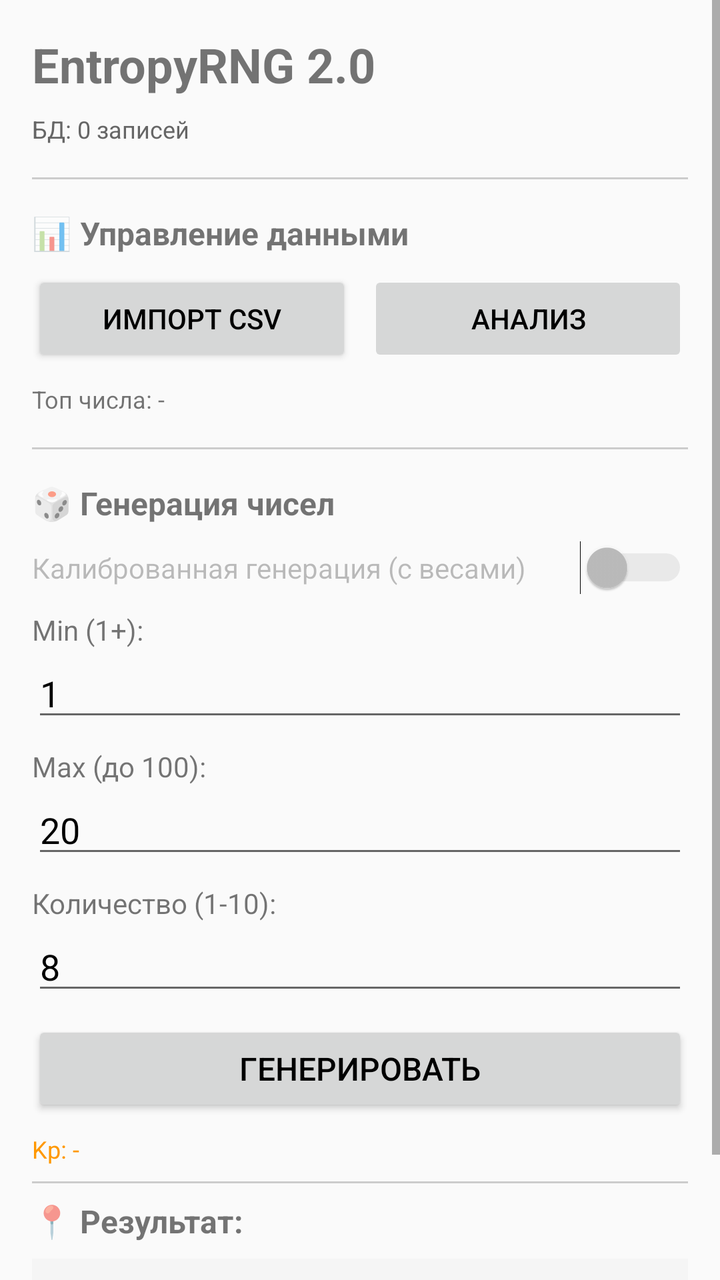
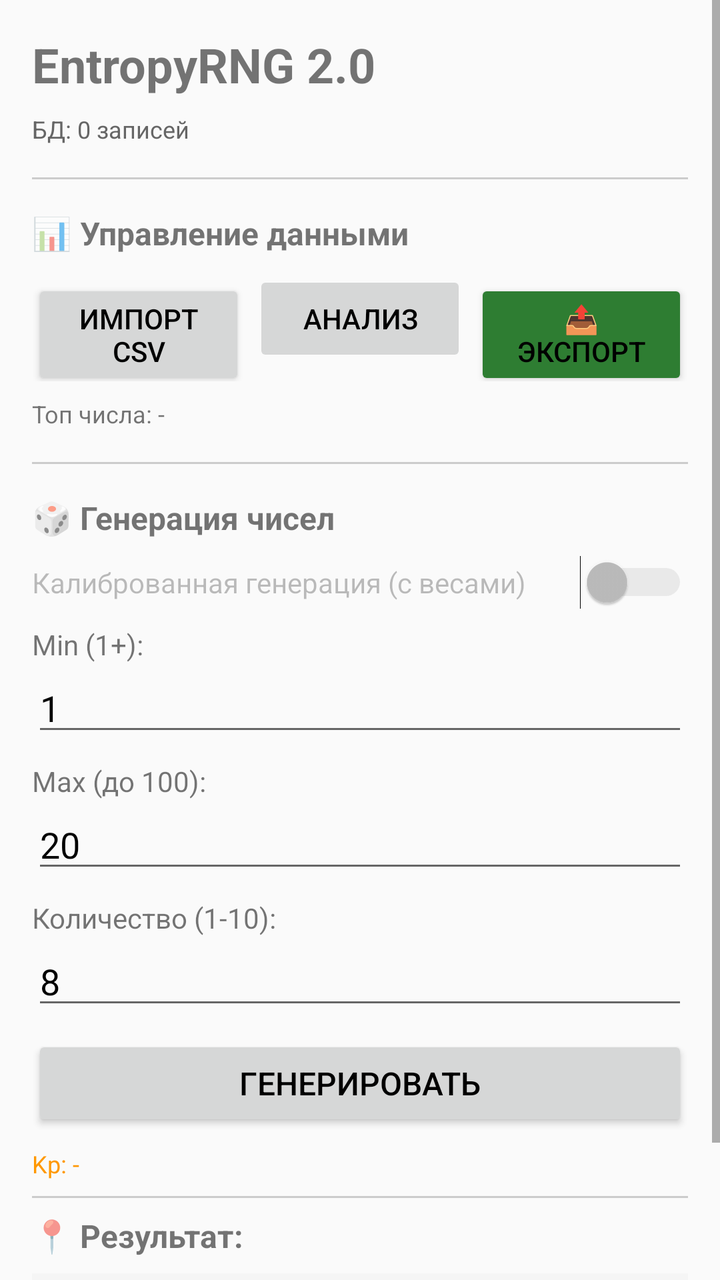

An Android layout rendered at two revisions. The XML below is the earlier revision; the diff shows what the commit changed to produce the second picture.
<!-- AndroidManifest.xml: activity theme Theme.EntropyRNG -->
<!-- res/layout/activity_main.xml -->
<?xml version="1.0" encoding="utf-8"?>
<ScrollView xmlns:android="http://schemas.android.com/apk/res/android"
    android:layout_width="match_parent"
    android:layout_height="match_parent"
    android:fillViewport="true">

    <LinearLayout
        android:layout_width="match_parent"
        android:layout_height="wrap_content"
        android:orientation="vertical"
        android:padding="16dp">

        
        <TextView
            android:layout_width="wrap_content"
            android:layout_height="wrap_content"
            android:text="EntropyRNG 2.0"
            android:textSize="24sp"
            android:textStyle="bold"
            android:layout_marginBottom="8dp" />

        
        <TextView
            android:id="@+id/statsInfo"
            android:layout_width="match_parent"
            android:layout_height="wrap_content"
            android:text="БД: 0 записей"
            android:textSize="12sp"
            android:textColor="#666666"
            android:layout_marginBottom="16dp" />

        
        <View
            android:layout_width="match_parent"
            android:layout_height="1dp"
            android:background="#CCCCCC"
            android:layout_marginBottom="16dp" />

        
        <TextView
            android:layout_width="wrap_content"
            android:layout_height="wrap_content"
            android:text="📊 Управление данными"
            android:textSize="16sp"
            android:textStyle="bold"
            android:layout_marginBottom="8dp" />

        <LinearLayout
            android:layout_width="match_parent"
            android:layout_height="wrap_content"
            android:orientation="horizontal"
            android:layout_marginBottom="8dp">

            <Button
                android:id="@+id/importButton"
                android:layout_width="0dp"
                android:layout_height="wrap_content"
                android:layout_weight="1"
                android:text="Импорт CSV"
                android:layout_marginEnd="8dp" />

            <Button
                android:id="@+id/analyzeButton"
                android:layout_width="0dp"
                android:layout_height="wrap_content"
                android:layout_weight="1"
                android:text="Анализ"
                android:enabled="false" />
        </LinearLayout>

        
        <TextView
            android:id="@+id/weightsInfo"
            android:layout_width="match_parent"
            android:layout_height="wrap_content"
            android:text="Топ числа: -"
            android:textSize="12sp"
            android:layout_marginBottom="16dp" />

        
        <View
            android:layout_width="match_parent"
            android:layout_height="1dp"
            android:background="#CCCCCC"
            android:layout_marginBottom="16dp" />

        
        <TextView
            android:layout_width="wrap_content"
            android:layout_height="wrap_content"
            android:text="🎲 Генерация чисел"
            android:textSize="16sp"
            android:textStyle="bold"
            android:layout_marginBottom="8dp" />

        
        <Switch
            android:id="@+id/modeSwitch"
            android:layout_width="match_parent"
            android:layout_height="wrap_content"
            android:text="Калиброванная генерация (с весами)"
            android:enabled="false"
            android:layout_marginBottom="8dp" />

        
        <TextView
            android:layout_width="wrap_content"
            android:layout_height="wrap_content"
            android:text="Min (1+):"
            android:textSize="14sp" />

        <EditText
            android:id="@+id/editMin"
            android:layout_width="match_parent"
            android:layout_height="wrap_content"
            android:inputType="number"
            android:text="1"
            android:layout_marginBottom="8dp" />

        
        <TextView
            android:layout_width="wrap_content"
            android:layout_height="wrap_content"
            android:text="Max (до 100):"
            android:textSize="14sp" />

        <EditText
            android:id="@+id/editMax"
            android:layout_width="match_parent"
            android:layout_height="wrap_content"
            android:inputType="number"
            android:text="20"
            android:layout_marginBottom="8dp" />

        
        <TextView
            android:layout_width="wrap_content"
            android:layout_height="wrap_content"
            android:text="Количество (1-10):"
            android:textSize="14sp" />

        <EditText
            android:id="@+id/editCount"
            android:layout_width="match_parent"
            android:layout_height="wrap_content"
            android:inputType="number"
            android:text="8"
            android:layout_marginBottom="8dp" />

        
        <Button
            android:id="@+id/generateButton"
            android:layout_width="match_parent"
            android:layout_height="wrap_content"
            android:text="Генерировать"
            android:textSize="16sp"
            android:layout_marginBottom="8dp" />

        
        <TextView
            android:id="@+id/solarInfo"
            android:layout_width="match_parent"
            android:layout_height="wrap_content"
            android:text="Kp: -"
            android:textSize="12sp"
            android:textColor="#FF9800"
            android:layout_marginBottom="8dp" />

        
        <View
            android:layout_width="match_parent"
            android:layout_height="1dp"
            android:background="#CCCCCC"
            android:layout_marginBottom="8dp" />

        
        <TextView
            android:layout_width="wrap_content"
            android:layout_height="wrap_content"
            android:text="📍 Результат:"
            android:textSize="16sp"
            android:textStyle="bold"
            android:layout_marginBottom="8dp" />

        <TextView
            android:id="@+id/outputText"
            android:layout_width="match_parent"
            android:layout_height="wrap_content"
            android:text="Нажмите 'Генерировать'"
            android:textSize="18sp"
            android:textStyle="bold"
            android:textColor="#4CAF50"
            android:padding="12dp"
            android:background="#F5F5F5"
            android:layout_marginBottom="16dp" />

        
        <SurfaceView
            android:id="@+id/surfaceView"
            android:layout_width="1dp"
            android:layout_height="1dp"
            android:visibility="gone" />

    </LinearLayout>
</ScrollView>
<!-- resources referenced by this layout -->
<resources>
  <style name="Theme.EntropyRNG" parent="Theme.AppCompat.Light.DarkActionBar">
          
          <item name="colorPrimary">#6200EE</item>
          <item name="colorPrimaryDark">#3700B3</item>
          <item name="colorAccent">#03DAC6</item>
  
          <item name="android:textColorPrimary">#000000</item>
          <item name="android:textColorSecondary">#666666</item>
          <item name="android:textColorHint">#999999</item>
  
          
          <item name="android:statusBarColor" tools:targetApi="l">#3700B3</item>
  
          
          <item name="android:textColorPrimary">#FFFFFF</item>
      </style>
</resources>

<!-- the commit's change to res/layout/activity_main.xml (unified diff, before → after) -->
@@ -57,7 +57,7 @@
                 android:layout_height="wrap_content"
                 android:layout_weight="1"
                 android:text="Импорт CSV"
-                android:layout_marginEnd="8dp" />
+                android:layout_marginEnd="4dp" />
 
             <Button
                 android:id="@+id/analyzeButton"
@@ -65,7 +65,16 @@
                 android:layout_height="wrap_content"
                 android:layout_weight="1"
                 android:text="Анализ"
+                android:layout_marginEnd="4dp"
                 android:enabled="false" />
+
+            <Button
+                android:id="@+id/exportButton"
+                android:layout_width="0dp"
+                android:layout_height="wrap_content"
+                android:layout_weight="1"
+                android:text="📤 Экспорт"
+                android:backgroundTint="#2E7D32" />
         </LinearLayout>
 
         
